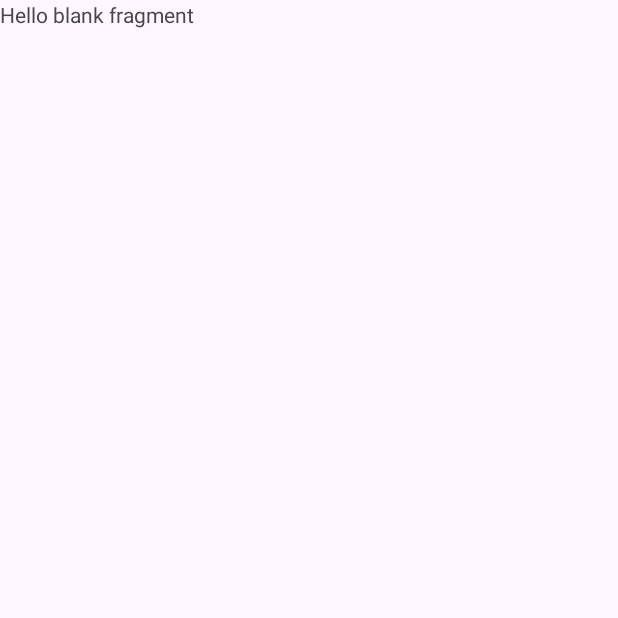
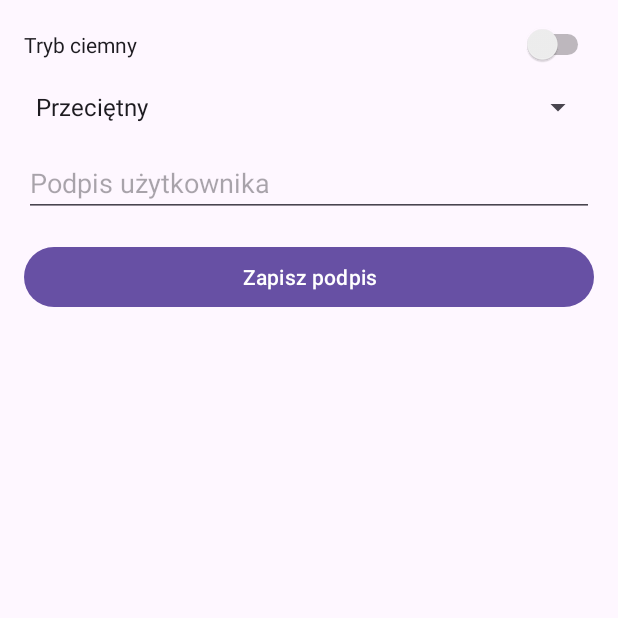
Before and after one commit to woojtylaGG/Mood-Tracker, an Android app: the SettingsFragment screen opened through its navigation route, on a phone screen of 412 x 824 dp, the top half of it. Before the commit the part shown is almost empty. Run offline under Robolectric (Android 15) with nearby library versions, the phone set to English and light mode, and no system bars.

Commit message:
koncowa aplikacja

```diff
--- a/app/src/main/java/com/example/moodtracker/fragments/SettingsFragment.kt
+++ b/app/src/main/java/com/example/moodtracker/fragments/SettingsFragment.kt
@@ -1,60 +1,87 @@
 package com.example.moodtracker.fragments
 
+import android.R
+import android.content.SharedPreferences
 import android.os.Bundle
-import androidx.fragment.app.Fragment
 import android.view.LayoutInflater
 import android.view.View
 import android.view.ViewGroup
-import com.example.moodtracker.R
+import android.widget.AdapterView
+import android.widget.ArrayAdapter
+import androidx.appcompat.app.AppCompatDelegate
+import androidx.fragment.app.Fragment
+import com.example.moodtracker.databinding.FragmentSettingsBinding
 
-// TODO: Rename parameter arguments, choose names that match
-// the fragment initialization parameters, e.g. ARG_ITEM_NUMBER
-private const val ARG_PARAM1 = "param1"
-private const val ARG_PARAM2 = "param2"
+class SettingsFragment : Fragment() {
 
-/**
- * A simple [Fragment] subclass.
- * Use the [SettingsFragment.newInstance] factory method to
- * create an instance of this fragment.
- */
-class SettingsFragment : Fragment() {
-    // TODO: Rename and change types of parameters
-    private var param1: String? = null
-    private var param2: String? = null
+    private var _binding: FragmentSettingsBinding? = null
+    private val binding get() = _binding!!
 
-    override fun onCreate(savedInstanceState: Bundle?) {
-        super.onCreate(savedInstanceState)
-        arguments?.let {
-            param1 = it.getString(ARG_PARAM1)
-            param2 = it.getString(ARG_PARAM2)
+    private lateinit var sharedPreferences: SharedPreferences
+
+    override fun onCreateView(
+        inflater: LayoutInflater,
+        container: ViewGroup?,
+        savedInstanceState: Bundle?
+    ): View {
+        _binding = FragmentSettingsBinding.inflate(inflater, container, false)
+        sharedPreferences = requireContext().getSharedPreferences("AppSettings", 0)
+        return binding.root
+    }
+
+    override fun onViewCreated(view: View, savedInstanceState: Bundle?) {
+        super.onViewCreated(view, savedInstanceState)
+
+        setupDarkModeSwitch()
+        setupDefaultMoodSpinner()
+        setupUserSignatureEditText()
+    }
+
+    private fun setupDarkModeSwitch() {
+        val isDarkMode = sharedPreferences.getBoolean("darkMode", false)
+        binding.darkModeSwitch.isChecked = isDarkMode
+
+        binding.darkModeSwitch.setOnCheckedChangeListener { _, isChecked ->
+            sharedPreferences.edit().putBoolean("darkMode", isChecked).apply()
+            AppCompatDelegate.setDefaultNightMode(
+                if (isChecked) AppCompatDelegate.MODE_NIGHT_YES else AppCompatDelegate.MODE_NIGHT_NO
+            )
         }
     }
 
-    override fun onCreateView(
-        inflater: LayoutInflater, container: ViewGroup?,
-        savedInstanceState: Bundle?
-    ): View? {
-        // Inflate the layout for this fragment
-        return inflater.inflate(R.layout.fragment_settings, container, false)
+    private fun setupDefaultMoodSpinner() {
+        val moods = arrayOf("Wesoły", "Przeciętny", "Smutny")
+        val adapter = ArrayAdapter(requireContext(), R.layout.simple_spinner_item, moods)
+        adapter.setDropDownViewResource(android.R.layout.simple_spinner_dropdown_item)
+        binding.defaultMoodSpinner.adapter = adapter
+
+        val defaultMood = sharedPreferences.getString("defaultMood", "Przeciętny") ?: "Przeciętny"
+        val position = moods.indexOf(defaultMood)
+        binding.defaultMoodSpinner.setSelection(position)
+
+        binding.defaultMoodSpinner.onItemSelectedListener = object : AdapterView.OnItemSelectedListener {
+            override fun onItemSelected(parent: AdapterView<*>?, view: View?, position: Int, id: Long) {
+                sharedPreferences.edit().putString("defaultMood", moods[position]).apply()
+            }
+
+            override fun onNothingSelected(parent: AdapterView<*>?) {
+                // Nie wykonuj żadnej akcji
+            }
+        }
     }
 
-    companion object {
-        /**
-         * Use this factory method to create a new instance of
-         * this fragment using the provided parameters.
-         *
-         * @param param1 Parameter 1.
-         * @param param2 Parameter 2.
-         * @return A new instance of fragment SettingsFragment.
-         */
-        // TODO: Rename and change types and number of parameters
-        @JvmStatic
-        fun newInstance(param1: String, param2: String) =
-            SettingsFragment().apply {
-                arguments = Bundle().apply {
-                    putString(ARG_PARAM1, param1)
-                    putString(ARG_PARAM2, param2)
-                }
-            }
+    private fun setupUserSignatureEditText() {
+        val userSignature = sharedPreferences.getString("userSignature", "") ?: ""
+        binding.userSignatureEditText.setText(userSignature)
+
+        binding.saveSignatureButton.setOnClickListener {
+            val newSignature = binding.userSignatureEditText.text.toString()
+            sharedPreferences.edit().putString("userSignature", newSignature).apply()
+        }
+    }
+
+    override fun onDestroyView() {
+        super.onDestroyView()
+        _binding = null
     }
 }
--- a/app/src/main/res/layout/fragment_settings.xml
+++ b/app/src/main/res/layout/fragment_settings.xml
@@ -1,14 +1,33 @@
 <?xml version="1.0" encoding="utf-8"?>
-<FrameLayout xmlns:android="http://schemas.android.com/apk/res/android"
-    xmlns:tools="http://schemas.android.com/tools"
+<LinearLayout xmlns:android="http://schemas.android.com/apk/res/android"
     android:layout_width="match_parent"
     android:layout_height="match_parent"
-    tools:context=".fragments.SettingsFragment">
+    android:orientation="vertical"
+    android:padding="16dp">
 
-    <!-- TODO: Update blank fragment layout -->
-    <TextView
+    <Switch
+        android:id="@+id/darkModeSwitch"
         android:layout_width="match_parent"
-        android:layout_height="match_parent"
-        android:text="@string/hello_blank_fragment" />
+        android:layout_height="wrap_content"
+        android:text="Tryb ciemny" />
 
-</FrameLayout>
+    <Spinner
+        android:id="@+id/defaultMoodSpinner"
+        android:layout_width="match_parent"
+        android:layout_height="wrap_content"
+        android:layout_marginTop="16dp" />
+
+    <EditText
+        android:id="@+id/userSignatureEditText"
+        android:layout_width="match_parent"
+        android:layout_height="wrap_content"
+        android:hint="Podpis użytkownika"
+        android:layout_marginTop="16dp" />
+
+    <Button
+        android:id="@+id/saveSignatureButton"
+        android:layout_width="match_parent"
+        android:layout_height="wrap_content"
+        android:text="Zapisz podpis"
+        android:layout_marginTop="16dp" />
+</LinearLayout>
```
